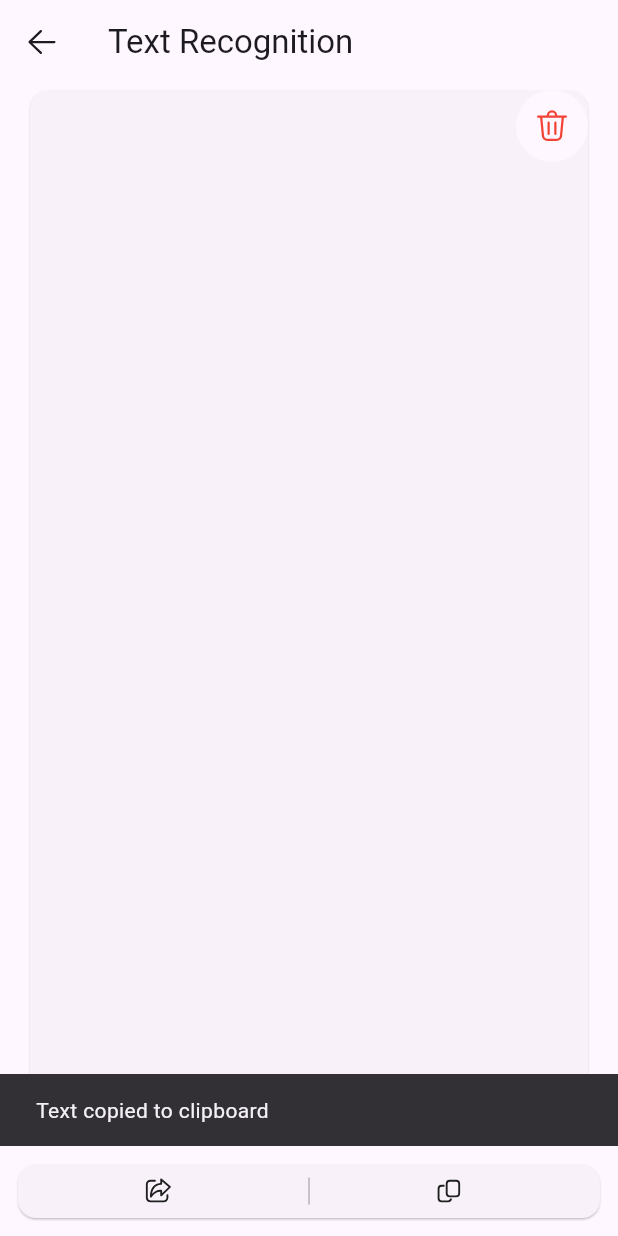
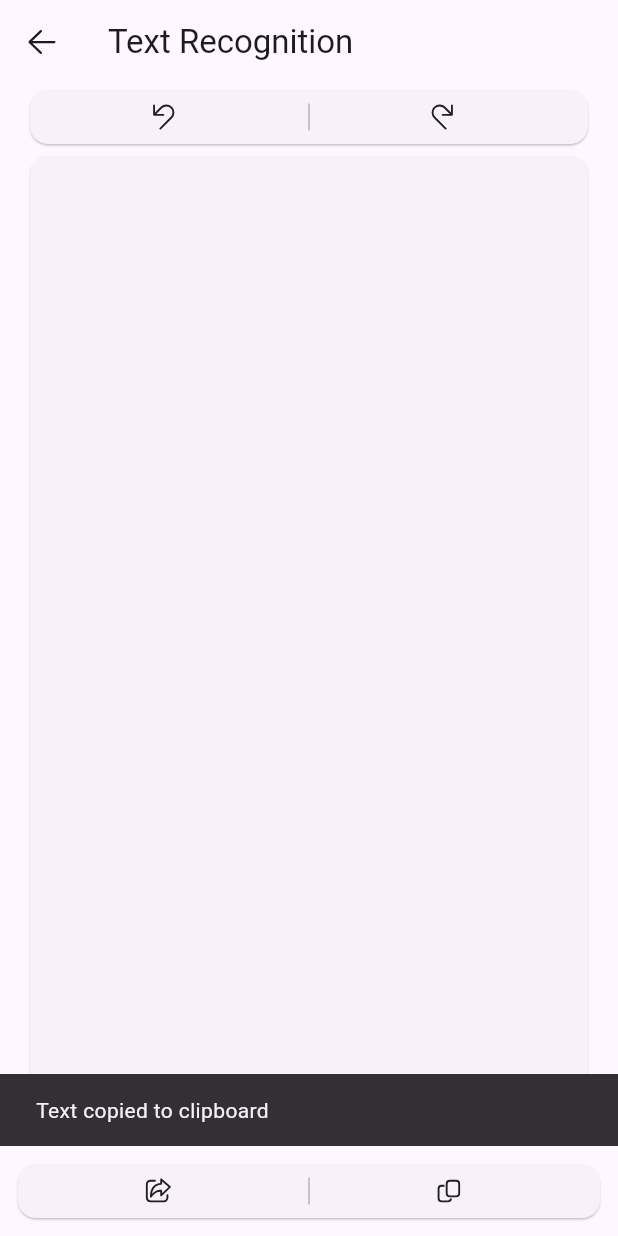
Before and after one commit to Ah-Alamgir/kohalalFlutter, a Flutter app: the TextRecPage screen opened directly with empty values, after a tap on an icon or button, on a phone screen of 412 x 824 dp. Run offline on Flutter 3.47's test engine with Material 3 defaults, Android fonts, the phone set to English and light mode, and no system bars; our stand-ins replace beamer, fluentui_system_icons, flutter_hooks, hooks_riverpod, image_picker, riverpod_annotation and 1 more; missing offline and left inert: google_mlkit_text_recognition; generated files the repository leaves out were written again.

Commit message:
add undo redo

```diff
--- a/lib/pages/text_rec.dart
+++ b/lib/pages/text_rec.dart
@@ -7,22 +7,24 @@ import 'package:hooks_riverpod/hooks_riverpod.dart';
 import 'package:share_plus/share_plus.dart';
 import 'package:text_scanner/components/common/error_view.dart';
 import 'package:text_scanner/components/common/join_btns.dart';
+import 'package:text_scanner/hooks/undo_history.dart';
 import 'package:text_scanner/providers/providers.dart';
 
 class TextRecPage extends HookConsumerWidget {
   const TextRecPage(this.imagePath, {super.key});
   final String imagePath;
+
   @override
   Widget build(BuildContext context, WidgetRef ref) {
     final asyncTextRecController =
         ref.watch(textRecControllerProvider(imagePath));
     final textController = useTextEditingController();
+    final undoController = useUndoHistoryController();
 
     useEffect(() {
       asyncTextRecController.whenData((data) {
         textController.text = data ?? '';
       });
-
 
       return null;
     }, [asyncTextRecController.valueOrNull]);
@@ -54,9 +56,23 @@ class TextRecPage extends HookConsumerWidget {
             //   return const Text("Error recognizing text");
             // }
 
-            return Stack(
+            return Column(
               children: [
-                Positioned.fill(
+                JoinBtns(
+                  buttons: [
+                    JoinBtn(
+                      onPressed: undoController.undo,
+                      icon: FluentIcons.arrow_undo_24_regular,
+                      // label: 'Undo',
+                    ),
+                    JoinBtn(
+                      onPressed: undoController.redo,
+                      icon: FluentIcons.arrow_redo_24_regular,
+                      // label: 'Redo',
+                    ),
+                  ],
+                ),
+                Expanded(
                   child: Card(
                     elevation: .5,
                     clipBehavior: Clip.hardEdge,
@@ -66,26 +82,12 @@ class TextRecPage extends HookConsumerWidget {
                       padding: const EdgeInsets.all(8.0),
                       child: TextField(
                         controller: textController,
+                        undoController: undoController,
                         maxLines: null,
                         decoration: const InputDecoration(
                           enabledBorder: InputBorder.none,
                           focusedBorder: InputBorder.none,
                         ),
-                      ),
-                    ),
-                  ),
-                ),
-                Positioned(
-                  right: 0.0,
-                  child: Card.outlined(
-                    shape: const CircleBorder(),
-                    child: IconButton(
-                      onPressed: () {
-                        ref.invalidate(imagePickerControllerProvider);
-                      },
-                      icon: const Icon(
-                        FluentIcons.delete_24_regular,
-                        color: Colors.red,
                       ),
                     ),
                   ),
```
Also changed, not shown: lib/hooks/undo_history.dart (added, +28 -0 lines).
